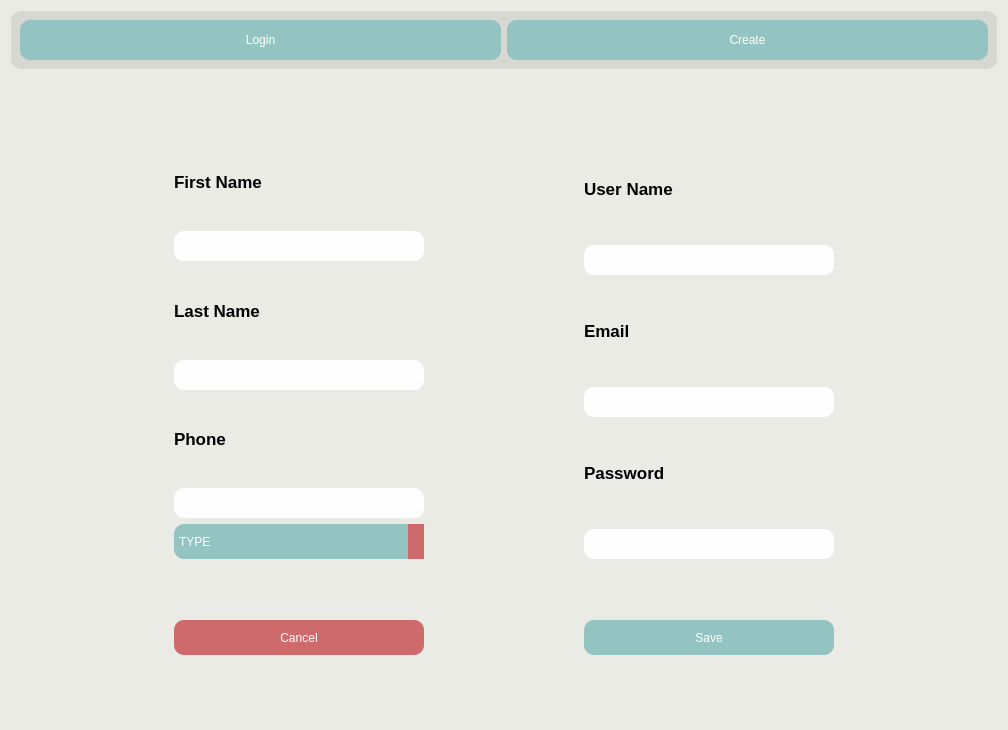
Above: openauto/theme/login_create.ui from winterautollc/OpenAutoCore before the change. Below: the same form after it.
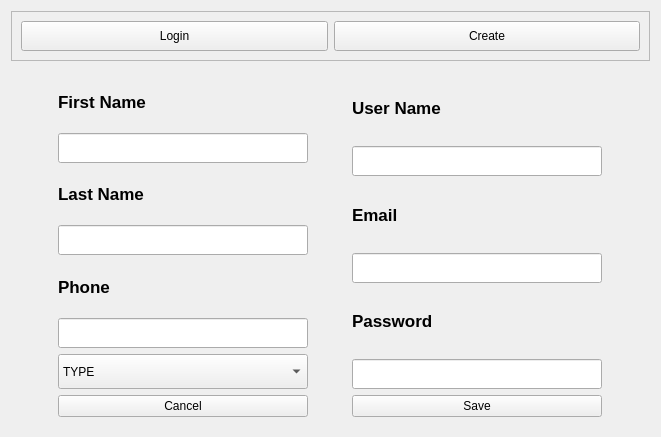
That is the form after the change. The open tabs and pages were chosen to show the change. Icons and pictures are not drawn.

Commit message: Complete redesign of UI. Added users to db with login credentials. Can now create users as 'technician' 'writer' and 'manager'.

What changed in the file:
```diff
--- a/openauto/theme/login_create.ui
+++ b/openauto/theme/login_create.ui
@@ -6,27 +6,27 @@
    <rect>
     <x>0</x>
     <y>0</y>
-    <width>1008</width>
-    <height>730</height>
+    <width>661</width>
+    <height>437</height>
    </rect>
   </property>
+  <property name="minimumSize">
+   <size>
+    <width>0</width>
+    <height>30</height>
+   </size>
+  </property>
   <property name="windowTitle">
    <string>Form</string>
   </property>
   <property name="styleSheet">
-   <string notr="true">color: black;
-background-color: #ebebe6;
-background-image: none;
-border-radius: 10px;</string>
+   <string notr="true"/>
   </property>
   <layout class="QGridLayout" name="gridLayout_3">
-   <item row="0" column="1">
-    <widget class="QFrame" name="frame">
+   <item row="0" column="0">
+    <widget class="QFrame" name="login_create_frame">
      <property name="styleSheet">
-      <string notr="true">color: black;
-background-color: #d8d8d2;
-background-image: none;
-border-radius: 10px;</string>
+      <string notr="true"/>
      </property>
      <property name="frameShape">
       <enum>QFrame::StyledPanel</enum>
@@ -39,62 +39,53 @@
        <widget class="QPushButton" name="create_user_button">
         <property name="minimumSize">
          <size>
-          <width>90</width>
-          <height>40</height>
+          <width>0</width>
+          <height>30</height>
          </size>
         </property>
         <property name="styleSheet">
-         <string notr="true">QPushButton {
-	color: #fff;
-	background-color: #94C4C1;
-}
-
-QPushButton:hover {
-	background-color: #CE6A6C;
-	color: #fff;
-	border-radius: 10px;
-}</string>
+         <string notr="true"/>
         </property>
         <property name="text">
          <string>Create</string>
         </property>
+        <property name="iconSize">
+         <size>
+          <width>30</width>
+          <height>30</height>
+         </size>
+        </property>
        </widget>
       </item>
       <item row="0" column="0">
        <widget class="QPushButton" name="login_tab_button">
         <property name="minimumSize">
          <size>
-          <width>90</width>
-          <height>40</height>
+          <width>0</width>
+          <height>30</height>
          </size>
         </property>
         <property name="styleSheet">
-         <string notr="true">QPushButton {
-	color: #fff;
-	background-color: #94C4C1;
-}
-
-QPushButton:hover {
-	background-color: #CE6A6C;
-	color: #fff;
-	border-radius: 10px;
-}</string>
+         <string notr="true"/>
         </property>
         <property name="text">
          <string>Login</string>
         </property>
+        <property name="iconSize">
+         <size>
+          <width>30</width>
+          <height>30</height>
+         </size>
+        </property>
        </widget>
       </item>
      </layout>
     </widget>
    </item>
-   <item row="1" column="1">
+   <item row="1" column="0">
     <widget class="QStackedWidget" name="stackedWidget">
      <property name="styleSheet">
-      <string notr="true">color: black;
-background-color: #ebebe6;
-background-image: none;
-border-radius: 10px;</string>
+      <string notr="true"/>
      </property>
      <property name="currentIndex">
       <number>0</number>
@@ -295,6 +286,9 @@
              <bold>true</bold>
             </font>
            </property>
+           <property name="styleSheet">
+            <string notr="true"/>
+           </property>
            <property name="text">
             <string>First Name</string>
            </property>
@@ -315,9 +309,7 @@
             </size>
            </property>
            <property name="styleSheet">
-            <string notr="true">border-radius: 10px;
-background-color: #fefeff;
-color: black;</string>
+            <string notr="true"/>
            </property>
            <property name="alignment">
             <set>Qt::AlignCenter</set>
@@ -332,6 +324,9 @@
              <bold>true</bold>
             </font>
            </property>
+           <property name="styleSheet">
+            <string notr="true"/>
+           </property>
            <property name="text">
             <string>Last Name</string>
            </property>
@@ -352,9 +347,7 @@
             </size>
            </property>
            <property name="styleSheet">
-            <string notr="true">border-radius: 10px;
-background-color: #fefeff;
-color: black;</string>
+            <string notr="true"/>
            </property>
            <property name="alignment">
             <set>Qt::AlignCenter</set>
@@ -369,6 +362,9 @@
              <bold>true</bold>
             </font>
            </property>
+           <property name="styleSheet">
+            <string notr="true"/>
+           </property>
            <property name="text">
             <string>Phone</string>
            </property>
@@ -389,9 +385,7 @@
             </size>
            </property>
            <property name="styleSheet">
-            <string notr="true">border-radius: 10px;
-background-color: #fefeff;
-color: black;</string>
+            <string notr="true"/>
            </property>
            <property name="alignment">
             <set>Qt::AlignCenter</set>
@@ -413,29 +407,7 @@
             </size>
            </property>
            <property name="styleSheet">
-            <string notr="true">QComboBox {
-	border-radius: 10px;
-	color: #fff;
-	background-color: #94C4C1;
-}
-
-QComboBox:hover {
-	background-color: #CE6A6C;
-	color: #fff;
-	border-radius: 10px;
-}
-
-QComboBox:drop-down {
-	background-color: #CE6A6C;
-	color: #fff;
-	border-radius: 10px;
-}
-
-QComboBox QAbstractItemView {
-	background-color: #CE6A6C;
-	color: #fff;
-	border-radius: 10px;
-}</string>
+            <string notr="true"/>
            </property>
            <item>
             <property name="text">
@@ -461,7 +433,33 @@
          </item>
         </layout>
        </item>
-       <item row="0" column="1">
+       <item row="1" column="2">
+        <widget class="QPushButton" name="save_user_button">
+         <property name="minimumSize">
+          <size>
+           <width>0</width>
+           <height>0</height>
+          </size>
+         </property>
+         <property name="styleSheet">
+          <string notr="true"/>
+         </property>
+         <property name="text">
+          <string>Save</string>
+         </property>
+         <property name="icon">
+          <iconset resource="openauto_resources.qrc">
+           <normaloff>:/resources/icons3/24x24/cil-check.png</normaloff>:/resources/icons3/24x24/cil-check.png</iconset>
+         </property>
+         <property name="iconSize">
+          <size>
+           <width>30</width>
+           <height>30</height>
+          </size>
+         </property>
+        </widget>
+       </item>
+       <item row="0" column="2">
         <layout class="QVBoxLayout" name="verticalLayout_2">
          <item>
           <widget class="QLabel" name="username_label">
@@ -477,6 +475,9 @@
              <bold>true</bold>
             </font>
            </property>
+           <property name="styleSheet">
+            <string notr="true"/>
+           </property>
            <property name="text">
             <string>User Name</string>
            </property>
@@ -500,9 +501,7 @@
             </size>
            </property>
            <property name="styleSheet">
-            <string notr="true">border-radius: 10px;
-background-color: #fefeff;
-color: black;</string>
+            <string notr="true"/>
            </property>
            <property name="alignment">
             <set>Qt::AlignCenter</set>
@@ -523,6 +522,9 @@
              <bold>true</bold>
             </font>
            </property>
+           <property name="styleSheet">
+            <string notr="true"/>
+           </property>
            <property name="text">
             <string>Email</string>
            </property>
@@ -543,9 +545,7 @@
             </size>
            </property>
            <property name="styleSheet">
-            <string notr="true">border-radius: 10px;
-background-color: #fefeff;
-color: black;</string>
+            <string notr="true"/>
            </property>
            <property name="alignment">
             <set>Qt::AlignCenter</set>
@@ -566,6 +566,9 @@
              <bold>true</bold>
             </font>
            </property>
+           <property name="styleSheet">
+            <string notr="true"/>
+           </property>
            <property name="text">
             <string>Password</string>
            </property>
@@ -586,9 +589,7 @@
             </size>
            </property>
            <property name="styleSheet">
-            <string notr="true">border-radius: 10px;
-background-color: #fefeff;
-color: black;</string>
+            <string notr="true"/>
            </property>
            <property name="alignment">
             <set>Qt::AlignCenter</set>
@@ -601,64 +602,19 @@
         <widget class="QPushButton" name="cancel_create_button">
          <property name="minimumSize">
           <size>
-           <width>150</width>
-           <height>35</height>
+           <width>0</width>
+           <height>0</height>
           </size>
          </property>
          <property name="styleSheet">
-          <string notr="true">QPushButton {
-	color: #fff;
-	border-radius: 10px;
-	background-color: #CE6A6C;
-}
-
-QPushButton:hover {
-	background-color: #94C4C1;
-	color: #fff;
-	border-radius: 10px;
-}</string>
+          <string notr="true"/>
          </property>
          <property name="text">
           <string>Cancel</string>
          </property>
          <property name="icon">
-          <iconset>
-           <normaloff>Icons/cross.png</normaloff>Icons/cross.png</iconset>
-         </property>
-         <property name="iconSize">
-          <size>
-           <width>30</width>
-           <height>30</height>
-          </size>
-         </property>
-        </widget>
-       </item>
-       <item row="1" column="1">
-        <widget class="QPushButton" name="save_user_button">
-         <property name="minimumSize">
-          <size>
-           <width>150</width>
-           <height>35</height>
-          </size>
-         </property>
-         <property name="styleSheet">
-          <string notr="true">QPushButton {
-	color: #fff;
-	background-color: #94C4C1;
-}
-
-QPushButton:hover {
-	background-color: #CE6A6C;
-	color: #fff;
-	border-radius: 10px;
-}</string>
-         </property>
-         <property name="text">
-          <string>Save</string>
-         </property>
-         <property name="icon">
-          <iconset>
-           <normaloff>Icons/check.png</normaloff>Icons/check.png</iconset>
+          <iconset resource="openauto_resources.qrc">
+           <normaloff>:/resources/icons3/24x24/cil-x.png</normaloff>:/resources/icons3/24x24/cil-x.png</iconset>
          </property>
          <property name="iconSize">
           <size>
```
Left out of the diff: 71 changed lines with no effect on the pictures. The commit also changes 71 other files.
